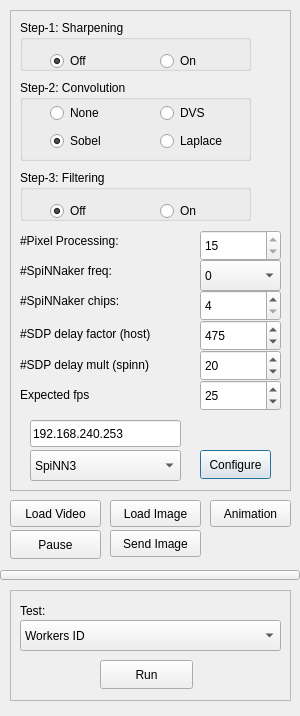
Above: gui/SpiNNvidStreamer/src/vidstreamer.ui from indarsugiarto/Graceful_VidPro before the change. Below: the same form after it.
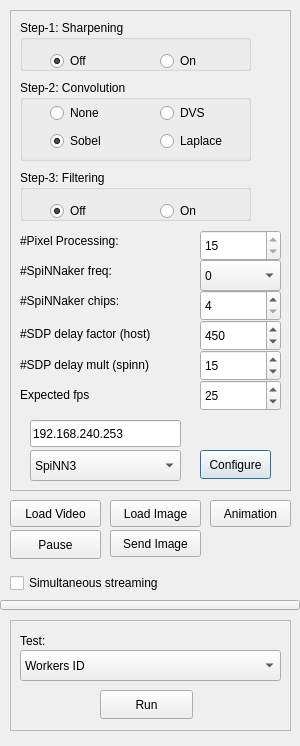
That is the form after the change.

What changed in the file:
```diff
--- a/gui/SpiNNvidStreamer/src/vidstreamer.ui
+++ b/gui/SpiNNvidStreamer/src/vidstreamer.ui
@@ -7,7 +7,7 @@
     <x>0</x>
     <y>0</y>
     <width>300</width>
-    <height>716</height>
+    <height>746</height>
    </rect>
   </property>
   <property name="minimumSize">
@@ -379,7 +379,7 @@
      <number>25</number>
     </property>
     <property name="value">
-     <number>475</number>
+     <number>450</number>
     </property>
    </widget>
    <widget class="QLabel" name="label_6">
@@ -414,7 +414,7 @@
      <number>1</number>
     </property>
     <property name="value">
-     <number>20</number>
+     <number>15</number>
     </property>
    </widget>
    <widget class="QLabel" name="label_7">
@@ -515,7 +515,7 @@
    <property name="geometry">
     <rect>
      <x>10</x>
-     <y>590</y>
+     <y>620</y>
      <width>281</width>
      <height>111</height>
     </rect>
@@ -630,7 +630,7 @@
    <property name="geometry">
     <rect>
      <x>0</x>
-     <y>570</y>
+     <y>600</y>
      <width>300</width>
      <height>10</height>
     </rect>
@@ -652,6 +652,19 @@
     <string>Animation</string>
    </property>
   </widget>
+  <widget class="QCheckBox" name="cbSimultStreaming">
+   <property name="geometry">
+    <rect>
+     <x>10</x>
+     <y>570</y>
+     <width>191</width>
+     <height>26</height>
+    </rect>
+   </property>
+   <property name="text">
+    <string>Simultaneous streaming</string>
+   </property>
+  </widget>
  </widget>
  <layoutdefault spacing="6" margin="11"/>
  <resources/>
```
